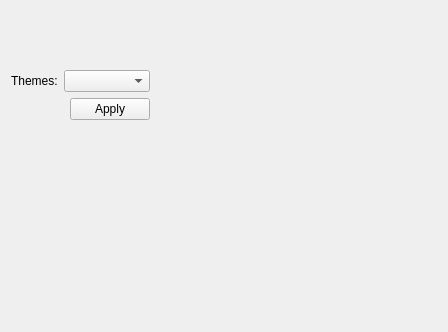
First picture: the form in reactorgui/uiOptionsWidget.ui, repository daharkan/ModularReactionPackage, before the edit.
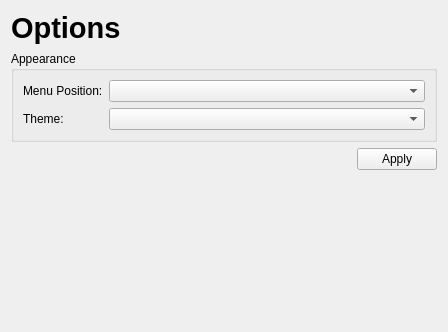
Second picture: the form after the edit.

The edit to the form file:
```diff
--- a/reactorgui/uiOptionsWidget.ui
+++ b/reactorgui/uiOptionsWidget.ui
@@ -13,8 +13,52 @@
   <property name="windowTitle">
    <string>Form</string>
   </property>
-  <layout class="QGridLayout" name="gridLayout">
-   <item row="3" column="3">
+  <layout class="QVBoxLayout" name="mainLayout">
+   <item>
+    <widget class="QLabel" name="titleLabel">
+     <property name="font">
+      <font>
+       <pointsize>22</pointsize>
+       <bold>true</bold>
+      </font>
+     </property>
+     <property name="text">
+      <string>Options</string>
+     </property>
+    </widget>
+   </item>
+   <item>
+    <widget class="QGroupBox" name="appearanceGroupBox">
+     <property name="title">
+      <string>Appearance</string>
+     </property>
+     <layout class="QFormLayout" name="appearanceFormLayout">
+      <item row="0" column="0">
+       <widget class="QLabel" name="menuPositionLabel">
+        <property name="text">
+         <string>Menu Position:</string>
+        </property>
+       </widget>
+      </item>
+      <item row="0" column="1">
+       <widget class="QComboBox" name="menuPositionComboBox"/>
+      </item>
+      <item row="1" column="0">
+       <widget class="QLabel" name="themeLabel">
+        <property name="text">
+         <string>Theme:</string>
+        </property>
+       </widget>
+      </item>
+      <item row="1" column="1">
+       <widget class="QComboBox" name="themesComboBox"/>
+      </item>
+     </layout>
+    </widget>
+   </item>
+   <item>
+    <layout class="QHBoxLayout" name="actionLayout">
+     <item>
     <spacer name="horizontalSpacer">
      <property name="orientation">
       <enum>Qt::Horizontal</enum>
@@ -27,14 +71,16 @@
      </property>
     </spacer>
    </item>
-   <item row="3" column="2">
+     <item>
     <widget class="QPushButton" name="applyPrefsPushButton">
      <property name="text">
       <string>Apply</string>
      </property>
     </widget>
    </item>
-   <item row="5" column="2">
+    </layout>
+   </item>
+   <item>
     <spacer name="verticalSpacer">
      <property name="orientation">
       <enum>Qt::Vertical</enum>
@@ -47,36 +93,6 @@
      </property>
     </spacer>
    </item>
-   <item row="0" column="0" colspan="3">
-    <widget class="QLabel" name="label_2">
-     <property name="font">
-      <font>
-       <pointsize>22</pointsize>
-       <bold>true</bold>
-      </font>
-     </property>
-     <property name="text">
-      <string/>
-     </property>
-    </widget>
-   </item>
-   <item row="1" column="0">
-    <widget class="QLabel" name="label_3">
-     <property name="text">
-      <string/>
-     </property>
-    </widget>
-   </item>
-   <item row="2" column="0">
-    <widget class="QLabel" name="label">
-     <property name="text">
-      <string>Themes:</string>
-     </property>
-    </widget>
-   </item>
-   <item row="2" column="1" colspan="2">
-    <widget class="QComboBox" name="themesComboBox"/>
-   </item>
   </layout>
  </widget>
  <resources/>
```
Lines whose indentation alone changed are shown as unchanged.
